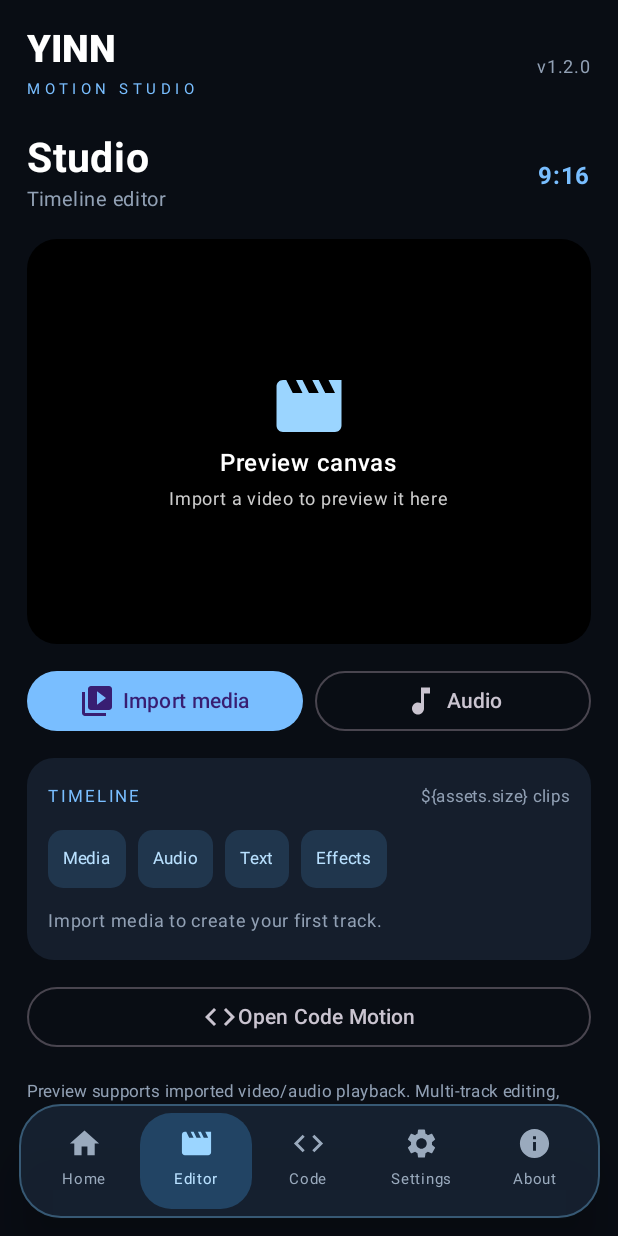
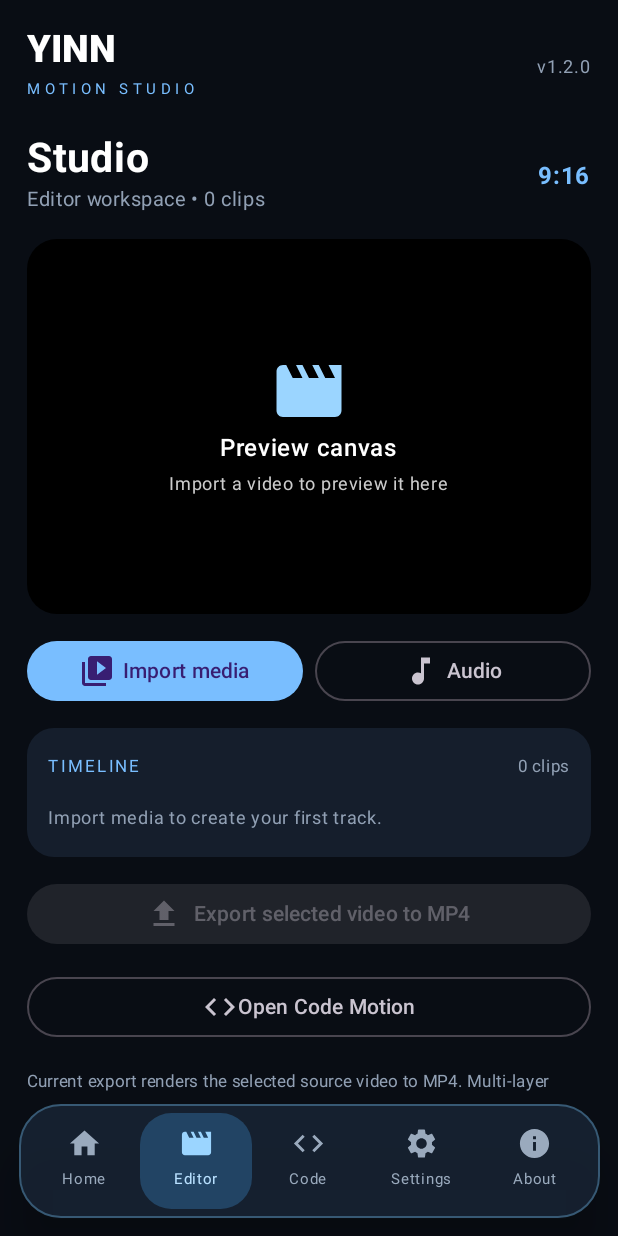
Before and after one commit to YINNSTORE/YinnMotion, an Android app built with Jetpack Compose: the screen it shows after launch (MainActivity), after a tap on "Editor", on a phone screen of 412 x 824 dp. Run offline under Robolectric (Android 15) with nearby library versions, the phone set to English and light mode, and no system bars.

Commit message:
Implement selectable timeline clips, clip removal/reordering and MP4 export pipeline

```diff
--- a/app/src/main/java/com/yinndev/yinnmotion/MainActivity.kt
+++ b/app/src/main/java/com/yinndev/yinnmotion/MainActivity.kt
@@ -193,33 +193,63 @@ private fun QuickTile(title: String, icon: androidx.compose.ui.graphics.vector.I
 @Composable
 private fun EditorScreen(assets: List<Pair<String, Uri>>, media: () -> Unit, audio: () -> Unit, code: () -> Unit) {
     val context = LocalContext.current
-    val playable = assets.firstOrNull { it.first == "Video" || it.first == "Audio" }
+    val clips = remember { mutableStateListOf<Pair<String, Uri>>().apply { addAll(assets) } }
+    LaunchedEffect(assets.size) { assets.forEach { if (it !in clips) clips.add(it) } }
+    var selected by remember { mutableIntStateOf(0) }
+    var exportState by remember { mutableStateOf("") }
+    var exporting by remember { mutableStateOf(false) }
+    val selectedClip = clips.getOrNull(selected)
+    val playable = selectedClip?.takeIf { it.first == "Video" || it.first == "Audio" }
     val player = remember(playable?.second) {
-        ExoPlayer.Builder(context).build().apply {
-            if (playable != null) { setMediaItem(MediaItem.fromUri(playable.second)); prepare() }
+        ExoPlayer.Builder(context).build().apply { if (playable != null) { setMediaItem(MediaItem.fromUri(playable.second)); prepare() } }
+    }
+    DisposableEffect(player) { onDispose { player.release() } }
+    fun exportSelectedVideo() {
+        val clip = selectedClip
+        if (clip == null || clip.first != "Video") { exportState = "Pilih klip video terlebih dahulu."; return }
+        val outputDir = context.getExternalFilesDir(android.os.Environment.DIRECTORY_MOVIES)
+        if (outputDir == null) { exportState = "Folder output tidak tersedia."; return }
+        val output = java.io.File(outputDir, "YinnMotion_${System.currentTimeMillis()}.mp4")
+        exporting = true
+        exportState = "Menyiapkan export MP4…"
+        val listener = object : Transformer.Listener {
+            override fun onCompleted(composition: Composition, result: ExportResult) {
+                exporting = false
+                exportState = "Export selesai: ${output.absolutePath}"
+            }
+            override fun onError(composition: Composition, result: ExportResult, exception: ExportException) {
+                exporting = false
+                exportState = "Export gagal: ${exception.message ?: "format tidak didukung"}"
+            }
+        }
+        try {
+            val edited = EditedMediaItem.Builder(MediaItem.fromUri(clip.second)).build()
+            Transformer.Builder(context).addListener(listener).build().start(edited, output.absolutePath)
+        } catch (error: Exception) {
+            exporting = false
+            exportState = "Export gagal: ${error.message ?: "kesalahan tidak diketahui"}"
         }
     }
-    DisposableEffect(player) { onDispose { player.release() } }
     LazyColumn(verticalArrangement = Arrangement.spacedBy(14.dp)) {
         item {
             Row(verticalAlignment = Alignment.CenterVertically) {
                 Column(Modifier.weight(1f)) {
                     Text("Studio", fontSize = 27.sp, fontWeight = FontWeight.Bold, color = foreground)
-                    Text("Timeline editor", color = muted, fontSize = 13.sp)
+                    Text("Editor workspace • ${clips.size} clips", color = muted, fontSize = 13.sp)
                 }
                 Text("9:16", color = blue, fontWeight = FontWeight.Bold)
             }
         }
         item {
-            Surface(color = Color.Black, shape = RoundedCornerShape(20.dp), modifier = Modifier.fillMaxWidth().height(270.dp)) {
+            Surface(color = Color.Black, shape = RoundedCornerShape(20.dp), modifier = Modifier.fillMaxWidth().height(250.dp)) {
                 if (playable != null) {
                     AndroidView(factory = { viewContext -> PlayerView(viewContext).apply { this.player = player; useController = true } }, modifier = Modifier.fillMaxSize(), update = { it.player = player })
                 } else {
                     Box(Modifier.fillMaxSize(), contentAlignment = Alignment.Center) {
                         Column(horizontalAlignment = Alignment.CenterHorizontally) {
                             Icon(Icons.Default.Movie, null, tint = Color(0xFF9BD5FF), modifier = Modifier.size(52.dp))
-                            Text("Preview canvas", color = Color.White, fontWeight = FontWeight.SemiBold)
-                            Text("Import a video to preview it here", color = Color.LightGray, fontSize = 12.sp)
+                            Text(if (selectedClip?.first == "Image") "Image layer selected" else "Preview canvas", color = Color.White, fontWeight = FontWeight.SemiBold)
+                            Text(selectedClip?.second?.lastPathSegment ?: "Import a video to preview it here", color = Color.LightGray, fontSize = 12.sp, maxLines = 1)
                         }
                     }
                 }
@@ -236,31 +266,40 @@ private fun EditorScreen(assets: List<Pair<String, Uri>>, media: () -> Unit, aud
                 Column(Modifier.padding(14.dp), verticalArrangement = Arrangement.spacedBy(10.dp)) {
                     Row(verticalAlignment = Alignment.CenterVertically) {
                         Text("TIMELINE", color = blue, fontSize = 11.sp, letterSpacing = 2.sp, modifier = Modifier.weight(1f))
-                        Text("\${assets.size} clips", color = muted, fontSize = 11.sp)
+                        Text("${clips.size} clips", color = muted, fontSize = 11.sp)
                     }
-                    Row(horizontalArrangement = Arrangement.spacedBy(8.dp)) {
-                        listOf("Media", "Audio", "Text", "Effects").forEach { tool ->
-                            Surface(color = Color(0xFF20364D), shape = RoundedCornerShape(10.dp)) { Text(tool, color = Color(0xFFB9E1FF), fontSize = 11.sp, modifier = Modifier.padding(horizontal = 10.dp, vertical = 7.dp)) }
-                        }
-                    }
-                    if (assets.isEmpty()) Text("Import media to create your first track.", color = muted, fontSize = 12.sp)
-                    assets.forEachIndexed { index, asset ->
-                        Row(Modifier.fillMaxWidth().background(Color(0xFF101722), RoundedCornerShape(10.dp)).padding(10.dp), verticalAlignment = Alignment.CenterVertically) {
-                            Text("\${index + 1}", color = blue, fontSize = 11.sp)
-                            Spacer(Modifier.width(10.dp))
-                            Icon(when(asset.first) { "Audio" -> Icons.Default.AudioFile; "Image" -> Icons.Default.Image; else -> Icons.Default.Movie }, null, tint = blue)
-                            Spacer(Modifier.width(8.dp))
-                            Column(Modifier.weight(1f)) { Text(asset.first, color = foreground, fontSize = 13.sp); Text(asset.second.lastPathSegment ?: "Imported file", color = muted, fontSize = 10.sp, maxLines = 1) }
+                    if (clips.isEmpty()) Text("Import media to create your first track.", color = muted, fontSize = 12.sp)
+                    clips.forEachIndexed { index, asset ->
+                        Surface(color = if (selected == index) Color(0xFF25496A) else Color(0xFF101722), shape = RoundedCornerShape(11.dp), modifier = Modifier.fillMaxWidth().clickable { selected = index }) {
+                            Row(Modifier.padding(8.dp), verticalAlignment = Alignment.CenterVertically) {
+                                Text("${index + 1}", color = blue, fontSize = 11.sp)
+                                Spacer(Modifier.width(8.dp))
+                                Icon(when(asset.first) { "Audio" -> Icons.Default.AudioFile; "Image" -> Icons.Default.Image; else -> Icons.Default.Movie }, null, tint = blue)
+                                Spacer(Modifier.width(8.dp))
+                                Column(Modifier.weight(1f)) {
+                                    Text(asset.first, color = foreground, fontSize = 13.sp)
+                                    Text(asset.second.lastPathSegment ?: "Imported file", color = muted, fontSize = 10.sp, maxLines = 1)
+                                }
+                                IconButton(onClick = { if (index > 0) { val item = clips.removeAt(index); clips.add(index - 1, item); selected = index - 1 } }, enabled = index > 0) { Icon(Icons.Default.KeyboardArrowUp, "Move up", tint = foreground) }
+                                IconButton(onClick = { clips.removeAt(index); selected = (selected - 1).coerceAtLeast(0) }) { Icon(Icons.Default.DeleteOutline, "Remove", tint = Color(0xFFFF8C8C)) }
+                            }
                         }
                     }
                 }
             }
         }
+        item {
+            Button(onClick = ::exportSelectedVideo, enabled = !exporting && selectedClip?.first == "Video", modifier = Modifier.fillMaxWidth()) {
+                if (exporting) CircularProgressIndicator(Modifier.size(18.dp), strokeWidth = 2.dp) else Icon(Icons.Default.FileUpload, null)
+                Spacer(Modifier.width(8.dp))
+                Text(if (exporting) "Exporting MP4…" else "Export selected video to MP4")
+            }
+            if (exportState.isNotBlank()) Text(exportState, color = muted, fontSize = 11.sp)
+        }
         item { OutlinedButton(onClick = code, modifier = Modifier.fillMaxWidth()) { Icon(Icons.Default.Code, null); Text("Open Code Motion") } }
-        item { Text("Preview supports imported video/audio playback. Multi-track editing, effects and MP4 export are still under development.", color = muted, fontSize = 11.sp) }
+        item { Text("Current export renders the selected source video to MP4. Multi-layer compositing, trimming, effects and animated text are not yet part of this renderer.", color = muted, fontSize = 11.sp) }
     }
 }
-
 @Composable
 private fun CodeScreen(tab: String, setTab: (String) -> Unit, html: String, setHtml: (String) -> Unit, css: String, setCss: (String) -> Unit, js: String, setJs: (String) -> Unit) {
     val code = when (tab) { "CSS" -> css; "JavaScript" -> js; else -> html }
```
